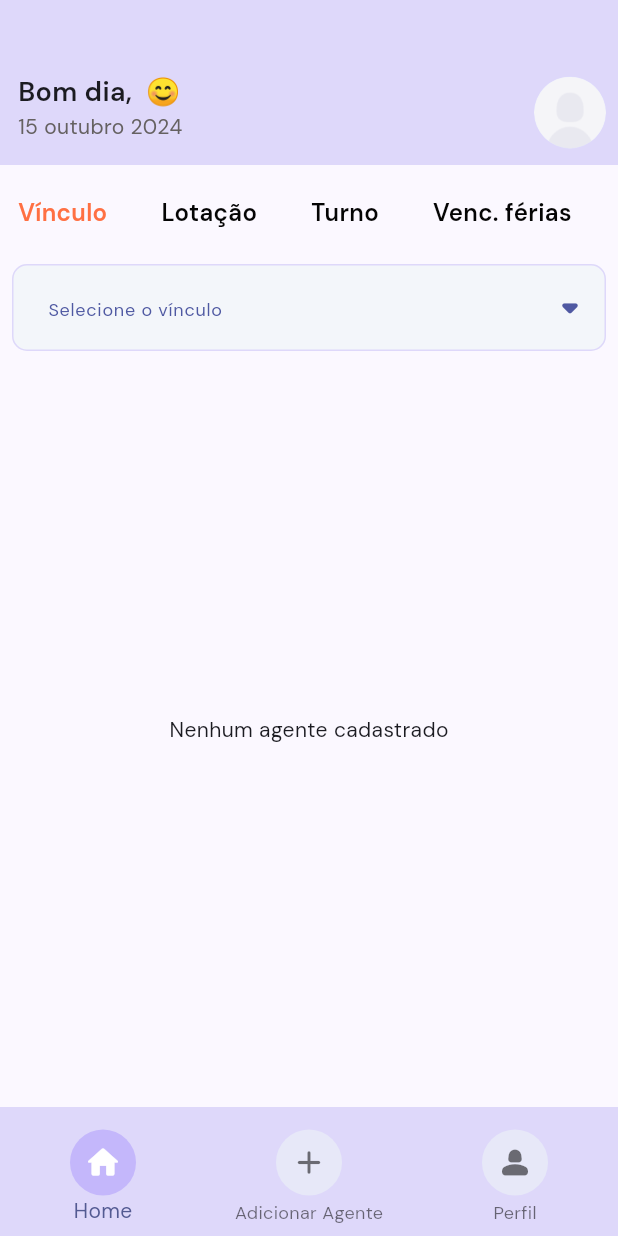
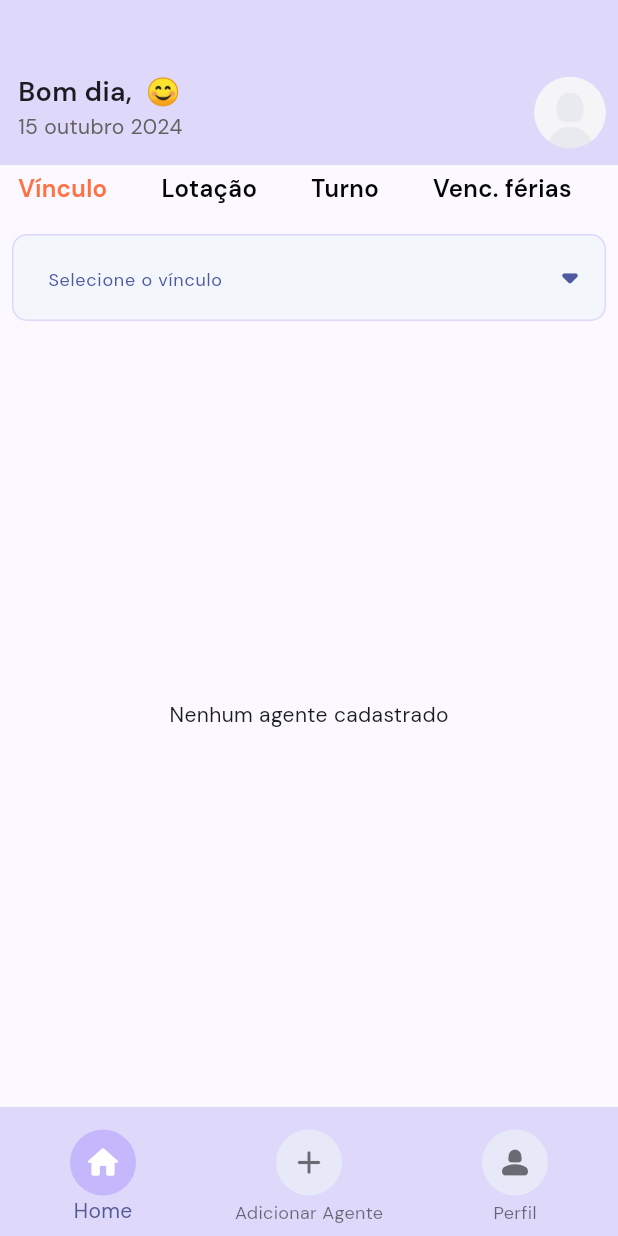
Before and after one commit to JosinaldoRocha/Control-concierge-agents, a Flutter app: the HomePage screen opened by its route, after a tap on the "filter list" icon, after a tap on "Vínculo", on a phone screen of 412 x 824 dp. Run offline on Flutter 3.47's test engine with Material 3 defaults, Android fonts, the phone set to English and light mode, and no system bars; drawn by our look-alikes of dropdown_textfield; our stand-ins replace brasil_fields, cached_network_image, cloud_firestore, dartz, firebase_auth, firebase_core and 9 more; accounts and stored records are empty.

Commit message:
feat: i called the padding property and i changed the value of the height property

```diff
--- a/lib/app/presentation/home/views/widgets/filter_list_widget.dart
+++ b/lib/app/presentation/home/views/widgets/filter_list_widget.dart
@@ -41,8 +41,7 @@ class _FilterListWidgetState extends ConsumerState<FilterListWidget> {
   @override
   Widget build(BuildContext context) {
     return Container(
-      height: 50,
-      padding: EdgeInsets.only(top: 16),
+      height: 30,
       child: ListView.separated(
         controller: scrollController,
         scrollDirection: Axis.horizontal,
```
